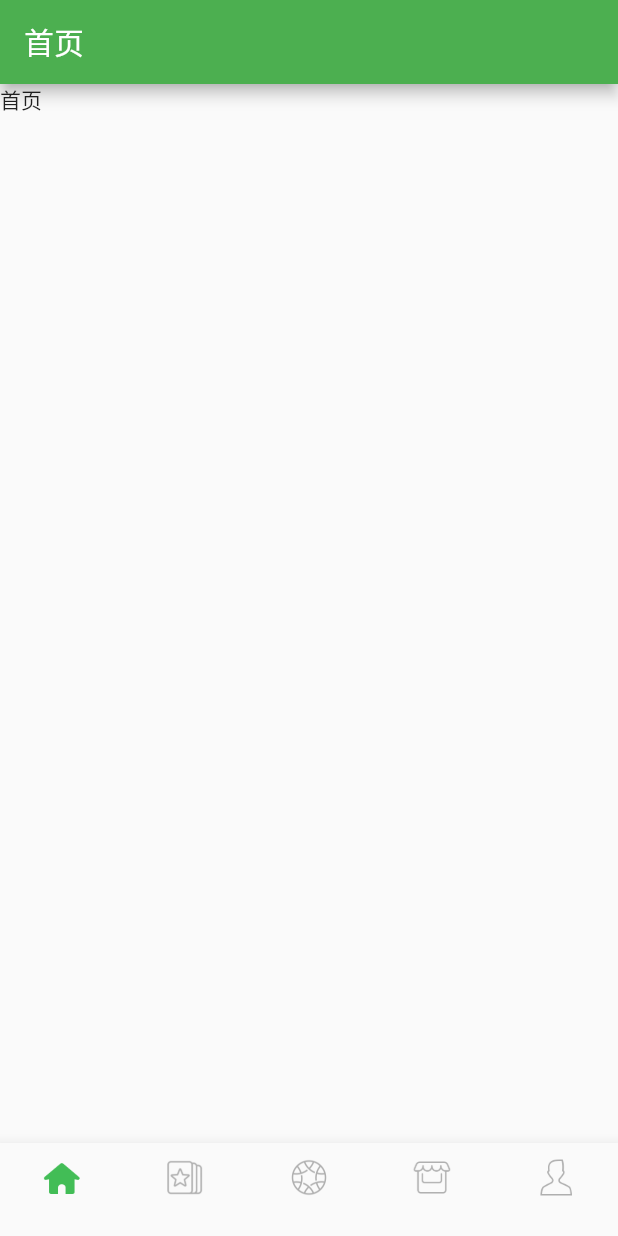
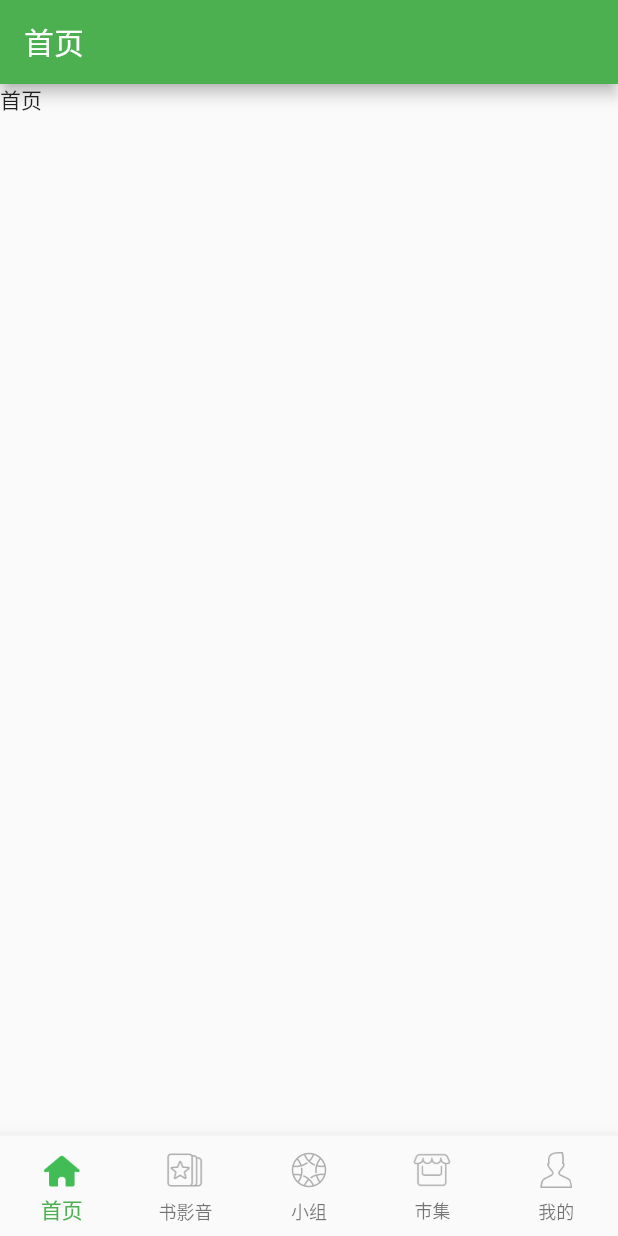
Before and after one commit to Sundyyer/flutterCode, a Flutter app: the screen it shows after launch, on a phone screen of 412 x 824 dp. Run offline on Flutter 3.47's test engine with Material 2 defaults, Android fonts, the phone set to English and light mode, and no system bars.

Commit message:
设置tabbar的字体

```diff
--- a/flutter_demo/lib/main.dart
+++ b/flutter_demo/lib/main.dart
@@ -45,7 +45,7 @@ class MyStackPageState extends State<MyStackPage> {
   Widget build(BuildContext context) {
     return Scaffold(
 
-      bottomNavigationBar: BottomNavigationBar(
+      bottomNavigationBar: BottomNavigationBar( //创建对应的tabbar
         currentIndex: _currentIndex,
         type: BottomNavigationBarType.fixed,
         items: [
@@ -61,7 +61,8 @@ class MyStackPageState extends State<MyStackPage> {
           });
         },
       ),
-      body: IndexedStack(
+
+      body: IndexedStack( //包装tabbar对应的页面
         index: _currentIndex,
         children: [
           home(),
@@ -76,10 +77,10 @@ class MyStackPageState extends State<MyStackPage> {
 }
 
 
-
+/// 封装tabbar
 BottomNavigationBarItem createItem(String iconName, String title) {
   return  BottomNavigationBarItem(
       icon: Image.asset("assets/images/tabbar/$iconName.png",width: 32.0,),
       activeIcon: Image.asset("assets/images/tabbar/${iconName}_active.png",width: 32.0,),
-      label: "");
+      label: title);
 }
```
